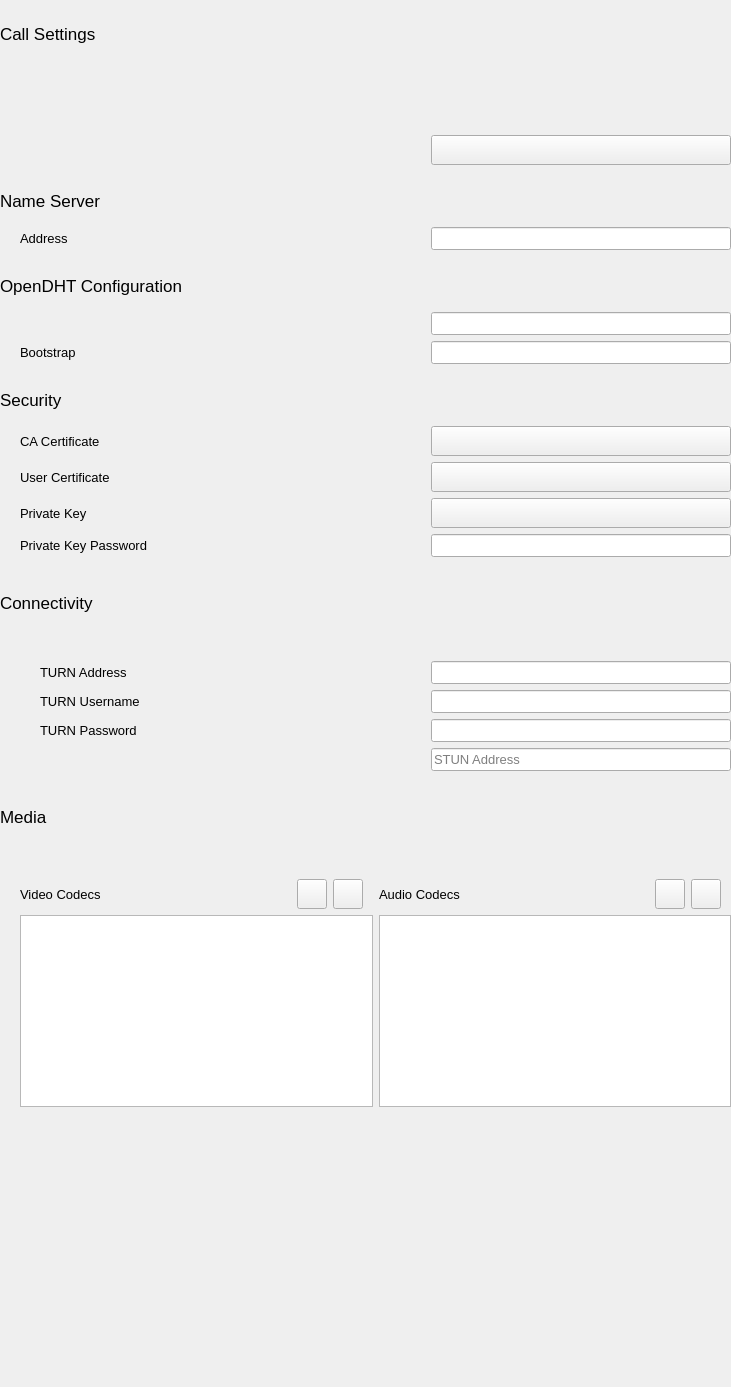
Above: src/advancedsettingswidget.ui from savoirfairelinux/jami-client-windows before the change. Below: the same form after it.
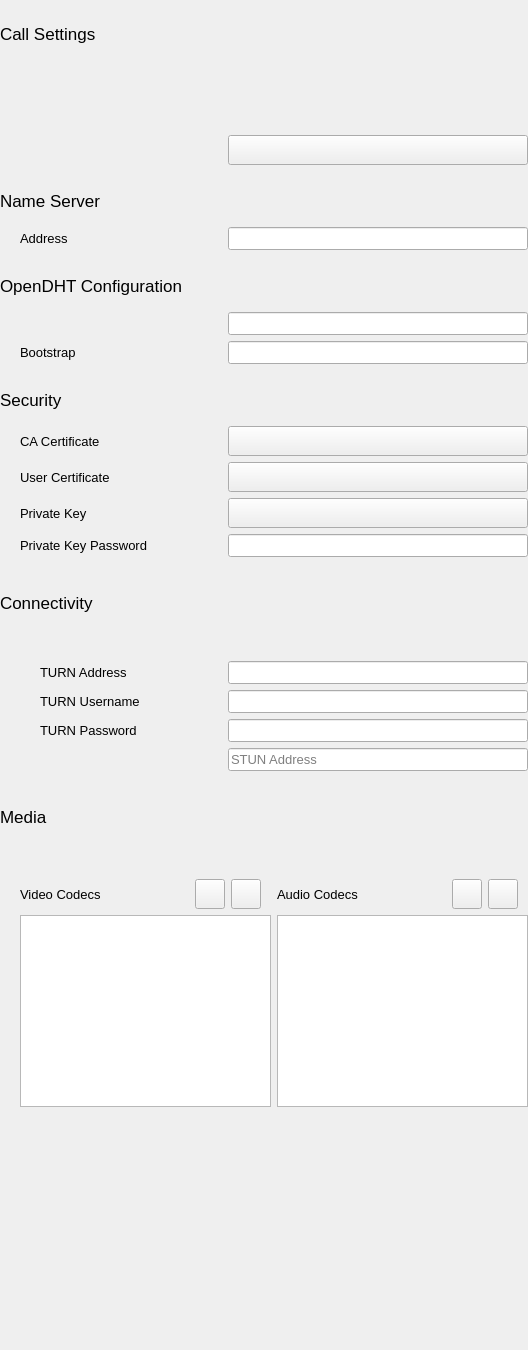
That is the form after the change. Icons and pictures are not drawn. Custom widgets are drawn as their Qt base class.

Commit message: misc: add scroll view to all major widgets

```diff
--- a/src/advancedsettingswidget.ui
+++ b/src/advancedsettingswidget.ui
@@ -6,8 +6,8 @@
    <rect>
     <x>0</x>
     <y>0</y>
-    <width>731</width>
-    <height>1387</height>
+    <width>528</width>
+    <height>1350</height>
    </rect>
   </property>
   <property name="windowTitle">
```
Left out of the diff: 20 changed lines with no effect on the pictures. The commit also changes 6 other files.
